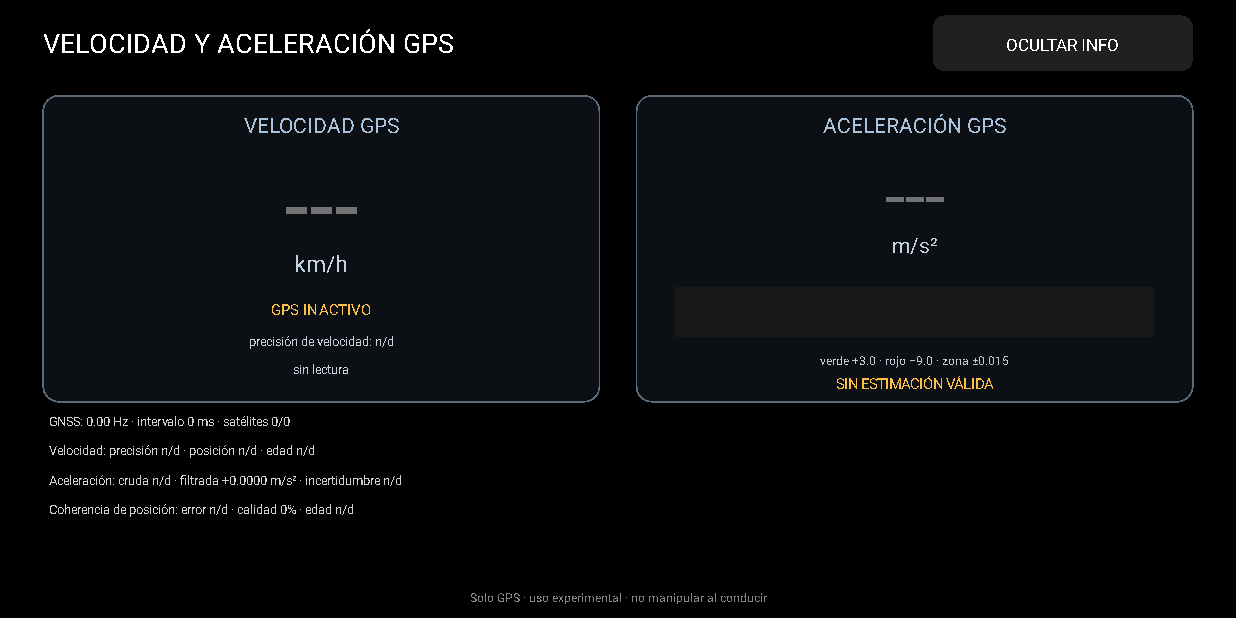
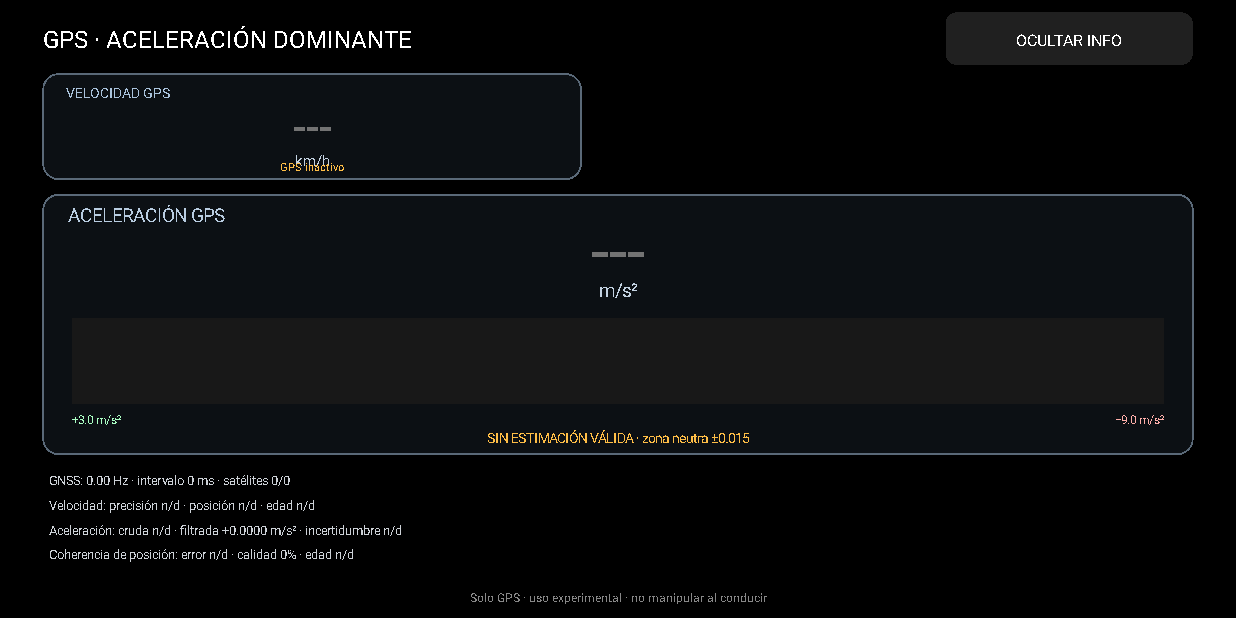
Before and after one commit to JorgeCervantesOjeda/hello-world, an Android app: the screen it shows after launch (MainActivity), on a phone screen of 824 x 412 dp (held sideways). Run offline under Robolectric (Android 15) with nearby library versions, the phone set to English and light mode, and no system bars.

Commit message:
Make GPS acceleration bar visually dominant [skip ci]

```diff
--- a/accel-leds-inertial/app/build.gradle
+++ b/accel-leds-inertial/app/build.gradle
@@ -7,10 +7,10 @@ android {
     compileSdk 35
 
     defaultConfig {
-        applicationId 'com.example.accelledsinertial.gpsonly.v40'
+        applicationId 'com.example.accelledsinertial.gpsonly.v41.dominantbar'
         minSdk 26
         targetSdk 35
         versionCode 1
-        versionName '4.0-solo-gps-velocidad-aceleracion'
+        versionName '4.1-gps-barra-aceleracion-dominante'
     }
 }
--- a/accel-leds-inertial/app/src/main/java/com/example/accelledsinertial/MainActivity.java
+++ b/accel-leds-inertial/app/src/main/java/com/example/accelledsinertial/MainActivity.java
@@ -401,24 +401,24 @@ public final class MainActivity extends Activity implements LocationListener {
         private void drawHeader(Canvas canvas, int width, int height) {
             paint.setStyle(Paint.Style.FILL);
             paint.setTextAlign(Paint.Align.LEFT);
-            paint.setTextSize(height * 0.044f);
+            paint.setTextSize(height * 0.039f);
             paint.setColor(Color.WHITE);
             canvas.drawText(
-                    "VELOCIDAD Y ACELERACIÓN GPS",
+                    "GPS · ACELERACIÓN DOMINANTE",
                     width * 0.035f,
-                    height * 0.085f,
+                    height * 0.078f,
                     paint);
 
-            float left = width * 0.755f;
-            float top = height * 0.025f;
+            float left = width * 0.765f;
+            float top = height * 0.020f;
             float right = width * 0.965f;
-            float bottom = height * 0.115f;
+            float bottom = height * 0.105f;
             rectangle.set(left, top, right, bottom);
             paint.setColor(Color.rgb(32, 32, 32));
             canvas.drawRoundRect(rectangle, height * 0.018f, height * 0.018f, paint);
 
             paint.setTextAlign(Paint.Align.CENTER);
-            paint.setTextSize(height * 0.028f);
+            paint.setTextSize(height * 0.026f);
             paint.setColor(Color.WHITE);
             canvas.drawText(
                     showInfo ? "OCULTAR INFO" : "MOSTRAR INFO",
@@ -429,9 +429,9 @@ public final class MainActivity extends Activity implements LocationListener {
 
         private void drawSpeedPanel(Canvas canvas, int width, int height) {
             float left = width * 0.035f;
-            float right = width * 0.485f;
-            float top = height * 0.155f;
-            float bottom = height * 0.650f;
+            float right = width * 0.470f;
+            float top = height * 0.120f;
+            float bottom = height * 0.290f;
             drawPanelBackground(canvas, left, top, right, bottom);
 
             long ageMs =
@@ -440,70 +440,48 @@ public final class MainActivity extends Activity implements LocationListener {
                             : Math.max(0L, SystemClock.elapsedRealtime() - lastGpsMs);
             boolean fresh = lastGpsMs != 0L && ageMs <= GPS_SPEED_STALE_MS;
 
-            paint.setTextAlign(Paint.Align.CENTER);
-            paint.setTextSize(height * 0.034f);
+            paint.setTextAlign(Paint.Align.LEFT);
+            paint.setTextSize(height * 0.023f);
             paint.setColor(Color.rgb(170, 195, 220));
-            canvas.drawText("VELOCIDAD GPS", (left + right) / 2f, top + height * 0.060f, paint);
+            canvas.drawText("VELOCIDAD GPS", left + width * 0.018f, top + height * 0.038f, paint);
 
             String speedText =
                     fresh
                             ? String.format(Locale.US, "%.4f", gpsSpeed * 3.6f)
                             : "---";
-            paint.setTextSize(height * 0.145f);
-            fitText(speedText, (right - left) * 0.88f);
+            paint.setTextAlign(Paint.Align.CENTER);
+            paint.setTextSize(height * 0.075f);
+            fitText(speedText, (right - left) * 0.70f);
             paint.setColor(fresh ? Color.WHITE : Color.rgb(115, 115, 115));
-            canvas.drawText(speedText, (left + right) / 2f, top + height * 0.230f, paint);
-
-            paint.setTextSize(height * 0.038f);
-            paint.setColor(Color.rgb(195, 210, 225));
-            canvas.drawText("km/h", (left + right) / 2f, top + height * 0.285f, paint);
-
-            String quality;
-            int qualityColor;
-            if (!fresh) {
-                quality = gnssStarted ? "BUSCANDO FIJACIÓN" : "GPS INACTIVO";
-                qualityColor = Color.rgb(255, 190, 70);
-            } else if (Float.isNaN(gpsSpeedAccuracy)) {
-                quality = "SIN INCERTIDUMBRE REPORTADA";
-                qualityColor = Color.rgb(255, 210, 80);
-            } else if (gpsSpeedAccuracy <= 0.35f) {
-                quality = "PRECISIÓN ALTA";
-                qualityColor = Color.rgb(80, 255, 130);
-            } else if (gpsSpeedAccuracy <= 0.80f) {
-                quality = "PRECISIÓN MEDIA";
-                qualityColor = Color.rgb(255, 215, 80);
-            } else {
-                quality = "PRECISIÓN BAJA";
-                qualityColor = Color.rgb(255, 110, 90);
-            }
+            canvas.drawText(speedText, (left + right) / 2f, top + height * 0.112f, paint);
 
             paint.setTextSize(height * 0.025f);
-            paint.setColor(qualityColor);
-            canvas.drawText(quality, (left + right) / 2f, top + height * 0.355f, paint);
+            paint.setColor(Color.rgb(195, 210, 225));
+            canvas.drawText("km/h", (left + right) / 2f, top + height * 0.148f, paint);
 
-            paint.setTextSize(height * 0.021f);
-            paint.setColor(Color.rgb(200, 210, 220));
-            String accuracyText =
-                    Float.isNaN(gpsSpeedAccuracy)
-                            ? "precisión de velocidad: n/d"
-                            : String.format(
-                                    Locale.US,
-                                    "±%.2f km/h (68%%)",
-                                    gpsSpeedAccuracy * 3.6f);
-            canvas.drawText(accuracyText, (left + right) / 2f, top + height * 0.405f, paint);
-
-            String ageText =
-                    lastGpsMs == 0L
-                            ? "sin lectura"
-                            : String.format(Locale.US, "edad %d ms", ageMs);
-            canvas.drawText(ageText, (left + right) / 2f, top + height * 0.450f, paint);
+            String footer;
+            if (!fresh) {
+                footer = gnssStarted ? "buscando fijación" : "GPS inactivo";
+            } else if (Float.isNaN(gpsSpeedAccuracy)) {
+                footer = String.format(Locale.US, "edad %d ms · precisión n/d", ageMs);
+            } else {
+                footer = String.format(
+                        Locale.US,
+                        "edad %d ms · ±%.2f km/h",
+                        ageMs,
+                        gpsSpeedAccuracy * 3.6f);
+            }
+            paint.setTextSize(height * 0.018f);
+            paint.setColor(fresh ? Color.rgb(190, 205, 220) : Color.rgb(255, 190, 70));
+            canvas.drawText(footer, (left + right) / 2f, bottom - height * 0.014f, paint);
         }
 
         private void drawAccelerationPanel(Canvas canvas, int width, int height) {
-            float left = width * 0.515f;
+            float left = width * 0.035f;
             float right = width * 0.965f;
-            float top = height * 0.155f;
-            float bottom = height * 0.650f;
+            float top = height * 0.315f;
+            float bottom = showInfo ? height * 0.735f : height * 0.900f;
+            float panelHeight = bottom - top;
             drawPanelBackground(canvas, left, top, right, bottom);
 
             long ageMs =
@@ -518,36 +496,41 @@ public final class MainActivity extends Activity implements LocationListener {
                             && lastGpsAccelerationMs != 0L
                             && ageMs <= GPS_ACCELERATION_STALE_MS;
 
-            paint.setTextAlign(Paint.Align.CENTER);
-            paint.setTextSize(height * 0.034f);
-            paint.setColor(Color.rgb(170, 195, 220));
+            paint.setTextAlign(Paint.Align.LEFT);
+            paint.setTextSize(height * 0.030f);
+            paint.setColor(Color.rgb(185, 205, 225));
             canvas.drawText(
                     "ACELERACIÓN GPS",
-                    (left + right) / 2f,
-                    top + height * 0.060f,
+                    left + width * 0.020f,
+                    top + panelHeight * 0.105f,
                     paint);
 
             String accelerationText =
                     fresh
                             ? String.format(Locale.US, "%+.4f", gpsAccelerationFiltered)
                             : "---";
-            paint.setTextSize(height * 0.120f);
-            fitText(accelerationText, (right - left) * 0.88f);
+            paint.setTextAlign(Paint.Align.CENTER);
+            paint.setTextSize(height * 0.105f);
+            fitText(accelerationText, (right - left) * 0.50f);
             paint.setColor(fresh ? Color.WHITE : Color.rgb(115, 115, 115));
             canvas.drawText(
                     accelerationText,
                     (left + right) / 2f,
-                    top + height * 0.205f,
+                    top + panelHeight * 0.305f,
                     paint);
 
-            paint.setTextSize(height * 0.034f);
+            paint.setTextSize(height * 0.030f);
             paint.setColor(Color.rgb(195, 210, 225));
-            canvas.drawText("m/s²", (left + right) / 2f, top + height * 0.255f, paint);
+            canvas.drawText(
+                    "m/s²",
+                    (left + right) / 2f,
+                    top + panelHeight * 0.395f,
+                    paint);
 
-            float barLeft = left + (right - left) * 0.07f;
-            float barRight = right - (right - left) * 0.07f;
-            float barTop = top + height * 0.310f;
-            float barBottom = top + height * 0.390f;
+            float barLeft = left + (right - left) * 0.025f;
+            float barRight = right - (right - left) * 0.025f;
+            float barTop = top + panelHeight * 0.475f;
+            float barBottom = top + panelHeight * 0.805f;
             drawAccelerationBar(
                     canvas,
                     barLeft,
@@ -556,22 +539,28 @@ public final class MainActivity extends Activity implements LocationListener {
                     barBottom,
                     fresh ? gpsAccelerationFiltered : 0f);
 
-            paint.setTextSize(height * 0.020f);
-            paint.setColor(Color.rgb(195, 205, 215));
-            canvas.drawText(
-                    "verde +3.0 · rojo −9.0 · zona ±0.015",
-                    (left + right) / 2f,
-                    top + height * 0.435f,
-                    paint);
+            paint.setTextAlign(Paint.Align.LEFT);
+            paint.setTextSize(height * 0.019f);
+            paint.setColor(Color.rgb(170, 255, 195));
+            canvas.drawText("+3.0 m/s²", barLeft, top + panelHeight * 0.885f, paint);
+
+            paint.setTextAlign(Paint.Align.RIGHT);
+            paint.setColor(Color.rgb(255, 175, 170));
+            canvas.drawText("−9.0 m/s²", barRight, top + panelHeight * 0.885f, paint);
 
             String status = fresh ? accelerationQualityText() : "SIN ESTIMACIÓN VÁLIDA";
-            paint.setTextSize(height * 0.024f);
+            paint.setTextAlign(Paint.Align.CENTER);
+            paint.setTextSize(height * 0.022f);
             paint.setColor(fresh ? accelerationQualityColor() : Color.rgb(255, 190, 70));
-            canvas.drawText(status, (left + right) / 2f, top + height * 0.475f, paint);
+            canvas.drawText(
+                    status + " · zona neutra ±0.015",
+                    (left + right) / 2f,
+                    top + panelHeight * 0.955f,
+                    paint);
         }
 
         private void drawDiagnostics(Canvas canvas, int width, int height) {
-            float top = height * 0.690f;
+            float top = height * 0.785f;
             paint.setTextAlign(Paint.Align.LEFT);
             paint.setTextSize(height * 0.021f);
             paint.setColor(Color.rgb(205, 210, 215));
@@ -647,7 +636,7 @@ public final class MainActivity extends Activity implements LocationListener {
             float y = top;
             for (String line : lines) {
                 canvas.drawText(line, width * 0.040f, y, paint);
-                y += height * 0.047f;
+                y += height * 0.040f;
             }
         }
 
```
